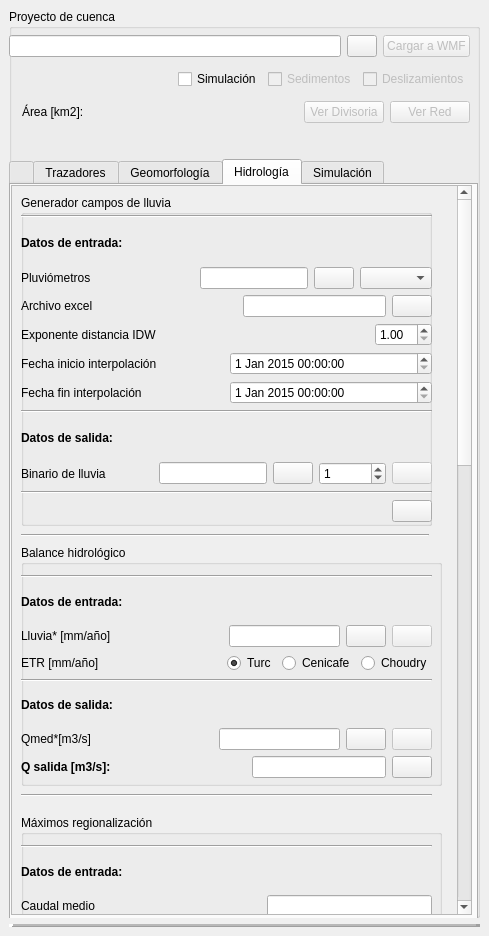
First picture: the form in qgisplugin/HydroSEDPlugin_dockwidget_base.ui, repository nicolas998/WMF, before the edit.
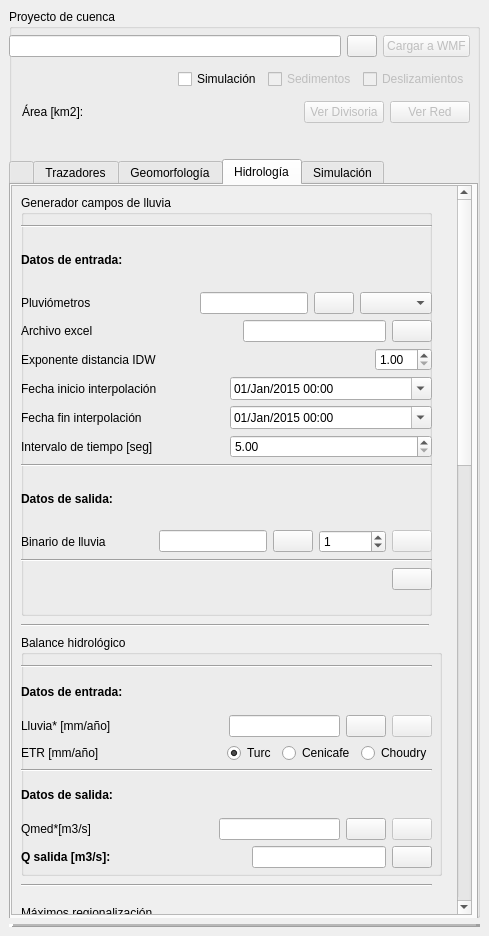
Second picture: the form after the edit. The open tabs and pages were chosen to show the change. Icons and pictures are not drawn.

Commit message: Funcionan el 80% de los botones de la herramienta de interpolación de campos de precipitación en IDW.

Patch:
```diff
--- a/qgisplugin/HydroSEDPlugin_dockwidget_base.ui
+++ b/qgisplugin/HydroSEDPlugin_dockwidget_base.ui
@@ -2617,7 +2617,7 @@
                 <property name="geometry">
                  <rect>
                   <x>0</x>
-                  <y>350</y>
+                  <y>440</y>
                   <width>421</width>
                   <height>241</height>
                  </rect>
@@ -2985,7 +2985,7 @@
                   <x>0</x>
                   <y>0</y>
                   <width>411</width>
-                  <height>331</height>
+                  <height>421</height>
                  </rect>
                 </property>
                 <property name="title">
@@ -2995,9 +2995,9 @@
                  <property name="geometry">
                   <rect>
                    <x>0</x>
-                   <y>20</y>
+                   <y>30</y>
                    <width>411</width>
-                   <height>307</height>
+                   <height>365</height>
                   </rect>
                  </property>
                  <layout class="QVBoxLayout" name="verticalLayout_13">
@@ -3211,6 +3211,12 @@
                         <day>1</day>
                        </date>
                       </property>
+                      <property name="displayFormat">
+                       <string>dd/MMM/yyyy HH:mm</string>
+                      </property>
+                      <property name="calendarPopup">
+                       <bool>true</bool>
+                      </property>
                      </widget>
                     </item>
                    </layout>
@@ -3232,6 +3238,33 @@
                         <month>1</month>
                         <day>1</day>
                        </date>
+                      </property>
+                      <property name="displayFormat">
+                       <string>dd/MMM/yyyy HH:mm</string>
+                      </property>
+                      <property name="calendarPopup">
+                       <bool>true</bool>
+                      </property>
+                     </widget>
+                    </item>
+                   </layout>
+                  </item>
+                  <item>
+                   <layout class="QHBoxLayout" name="horizontalLayout_61">
+                    <item>
+                     <widget class="QLabel" name="label_65">
+                      <property name="text">
+                       <string>Intervalo de tiempo [seg]</string>
+                      </property>
+                     </widget>
+                    </item>
+                    <item>
+                     <widget class="QDoubleSpinBox" name="Interpol_SpinBox_delta">
+                      <property name="minimum">
+                       <double>5.000000000000000</double>
+                      </property>
+                      <property name="maximum">
+                       <double>999999999.000000000000000</double>
                       </property>
                      </widget>
                     </item>
@@ -3410,7 +3443,7 @@
                 <property name="geometry">
                  <rect>
                   <x>-3</x>
-                  <y>330</y>
+                  <y>420</y>
                   <width>411</width>
                   <height>20</height>
                  </rect>
@@ -3423,7 +3456,7 @@
                 <property name="geometry">
                  <rect>
                   <x>0</x>
-                  <y>620</y>
+                  <y>710</y>
                   <width>421</width>
                   <height>271</height>
                  </rect>
@@ -3772,7 +3805,7 @@
                 <property name="geometry">
                  <rect>
                   <x>0</x>
-                  <y>590</y>
+                  <y>680</y>
                   <width>411</width>
                   <height>20</height>
                  </rect>
```
Left out of the diff: 18 changed lines with no effect on the pictures. The commit also changes 2 other files.
